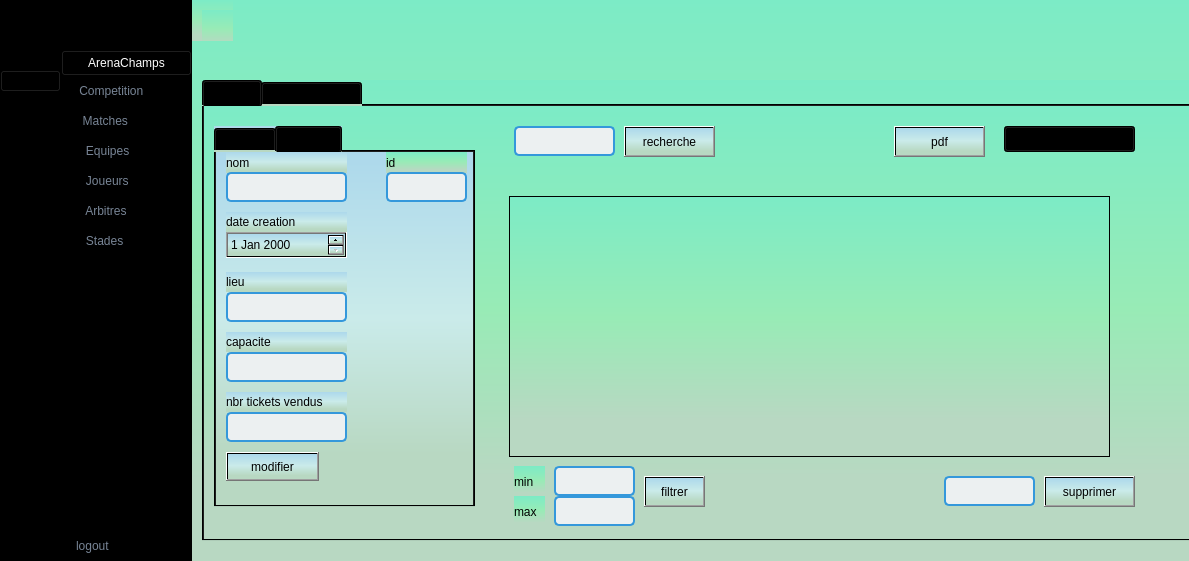
Old version of the form mainwindow.ui in the repository ProjetCPP-S2-2A15/projetcpp2a15-proliga.
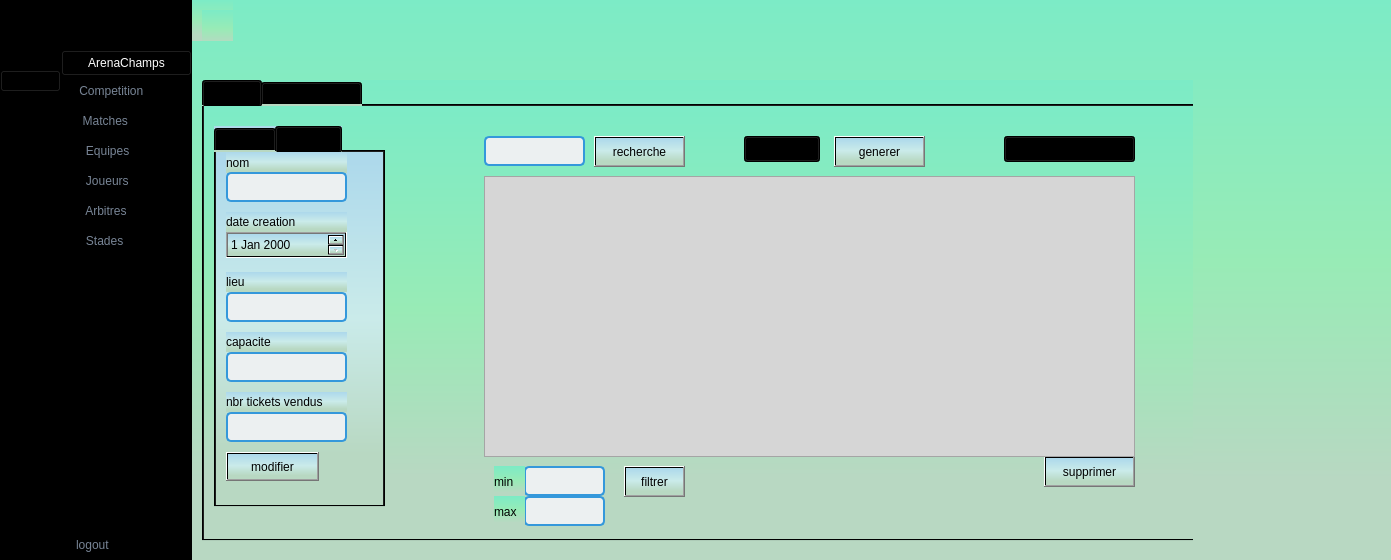
New version of the form. The open tabs and pages were chosen to show the change. Icons and pictures are not drawn.

```diff
--- a/mainwindow.ui
+++ b/mainwindow.ui
@@ -6,8 +6,8 @@
    <rect>
     <x>0</x>
     <y>0</y>
-    <width>1189</width>
-    <height>561</height>
+    <width>1391</width>
+    <height>560</height>
    </rect>
   </property>
   <property name="windowTitle">
@@ -743,8 +743,8 @@
           <widget class="QPushButton" name="pushButton_rechercherNom">
            <property name="geometry">
             <rect>
-             <x>420</x>
-             <y>20</y>
+             <x>390</x>
+             <y>30</y>
              <width>91</width>
              <height>31</height>
             </rect>
@@ -766,7 +766,7 @@
            <property name="geometry">
             <rect>
              <x>800</x>
-             <y>20</y>
+             <y>30</y>
              <width>131</width>
              <height>26</height>
             </rect>
@@ -795,8 +795,8 @@
           <widget class="QPushButton" name="pushButton_genererPDF">
            <property name="geometry">
             <rect>
-             <x>690</x>
-             <y>20</y>
+             <x>630</x>
+             <y>30</y>
              <width>91</width>
              <height>31</height>
             </rect>
@@ -805,7 +805,7 @@
             <string notr="true">background-color: qlineargradient(spread:pad, x1:0, y1:0, x2:0, y2:1, stop:0 rgba(172, 216, 235, 255), stop:0.468504 rgba(202, 235, 234, 255), stop:0.854331 rgba(184, 216, 194, 255));</string>
            </property>
            <property name="text">
-            <string>pdf</string>
+            <string>generer</string>
            </property>
            <property name="checkable">
             <bool>true</bool>
@@ -818,7 +818,7 @@
            <property name="geometry">
             <rect>
              <x>840</x>
-             <y>370</y>
+             <y>350</y>
              <width>91</width>
              <height>31</height>
             </rect>
@@ -839,8 +839,8 @@
           <widget class="QLineEdit" name="lineEdit_rechercheNom">
            <property name="geometry">
             <rect>
-             <x>310</x>
-             <y>20</y>
+             <x>280</x>
+             <y>30</y>
              <width>101</width>
              <height>30</height>
             </rect>
@@ -854,30 +854,12 @@
     background-color: #ecf0f1;</string>
            </property>
           </widget>
-          <widget class="QLineEdit" name="lineEdit_ID">
-           <property name="geometry">
-            <rect>
-             <x>740</x>
-             <y>370</y>
-             <width>91</width>
-             <height>30</height>
-            </rect>
-           </property>
-           <property name="styleSheet">
-            <string notr="true">border: 2px solid #3498db;
-    border-radius: 5px;
-    padding: 5px;
-    font-size: 14px;
-    color: #2c3e50;
-    background-color: #ecf0f1;</string>
-           </property>
-          </widget>
           <widget class="QTabWidget" name="tabWidget">
            <property name="geometry">
             <rect>
              <x>10</x>
              <y>20</y>
-             <width>261</width>
+             <width>171</width>
              <height>381</height>
             </rect>
            </property>
@@ -1216,46 +1198,12 @@
               <string>modifier</string>
              </property>
             </widget>
-            <widget class="QLabel" name="label_39">
-             <property name="geometry">
-              <rect>
-               <x>170</x>
-               <y>0</y>
-               <width>81</width>
-               <height>21</height>
-              </rect>
-             </property>
-             <property name="styleSheet">
-              <string notr="true">background-color: qlineargradient(spread:pad, x1:0, y1:0, x2:0, y2:1, stop:0 rgba(124, 235, 198, 255), stop:0.468504 rgba(152, 235, 182, 255), stop:0.854331 rgba(184, 216, 194, 255));</string>
-             </property>
-             <property name="text">
-              <string>id</string>
-             </property>
-            </widget>
-            <widget class="QLineEdit" name="lineEdit_ID2">
-             <property name="geometry">
-              <rect>
-               <x>170</x>
-               <y>20</y>
-               <width>81</width>
-               <height>30</height>
-              </rect>
-             </property>
-             <property name="styleSheet">
-              <string notr="true">border: 2px solid #3498db;
-    border-radius: 5px;
-    padding: 5px;
-    font-size: 14px;
-    color: #2c3e50;
-    background-color: #ecf0f1;</string>
-             </property>
-            </widget>
            </widget>
           </widget>
           <widget class="QLineEdit" name="lineEdit_capaciteMin">
            <property name="geometry">
             <rect>
-             <x>350</x>
+             <x>320</x>
              <y>360</y>
              <width>81</width>
              <height>30</height>
@@ -1273,7 +1221,7 @@
           <widget class="QLineEdit" name="lineEdit_capaciteMax">
            <property name="geometry">
             <rect>
-             <x>350</x>
+             <x>320</x>
              <y>390</y>
              <width>81</width>
              <height>30</height>
@@ -1291,7 +1239,7 @@
           <widget class="QLabel" name="label_13">
            <property name="geometry">
             <rect>
-             <x>310</x>
+             <x>290</x>
              <y>360</y>
              <width>31</width>
              <height>31</height>
@@ -1304,7 +1252,7 @@
           <widget class="QLabel" name="label_14">
            <property name="geometry">
             <rect>
-             <x>310</x>
+             <x>290</x>
              <y>390</y>
              <width>31</width>
              <height>31</height>
@@ -1317,8 +1265,8 @@
           <widget class="QPushButton" name="pushButton_rechercherCapacite">
            <property name="geometry">
             <rect>
-             <x>440</x>
-             <y>370</y>
+             <x>420</x>
+             <y>360</y>
              <width>61</width>
              <height>31</height>
             </rect>
@@ -1339,12 +1287,38 @@
           <widget class="QTableView" name="tableView">
            <property name="geometry">
             <rect>
-             <x>305</x>
-             <y>90</y>
-             <width>601</width>
-             <height>261</height>
+             <x>280</x>
+             <y>70</y>
+             <width>651</width>
+             <height>281</height>
             </rect>
            </property>
+           <property name="styleSheet">
+            <string notr="true">background-color: rgb(214, 214, 214);</string>
+           </property>
+          </widget>
+          <widget class="QComboBox" name="comboBox_format">
+           <property name="geometry">
+            <rect>
+             <x>540</x>
+             <y>30</y>
+             <width>76</width>
+             <height>26</height>
+            </rect>
+           </property>
+           <property name="styleSheet">
+            <string notr="true">alternate-background-color: qlineargradient(spread:pad, x1:0, y1:0, x2:0, y2:1, stop:0 rgba(124, 235, 198, 255), stop:0.468504 rgba(152, 235, 182, 255), stop:0.854331 rgba(184, 216, 194, 255));</string>
+           </property>
+           <item>
+            <property name="text">
+             <string>PDF</string>
+            </property>
+           </item>
+           <item>
+            <property name="text">
+             <string>Excel</string>
+            </property>
+           </item>
           </widget>
          </widget>
          <widget class="QWidget" name="fonctionnalites">
```
Left out of the diff: 2 changed lines with no effect on the pictures.
